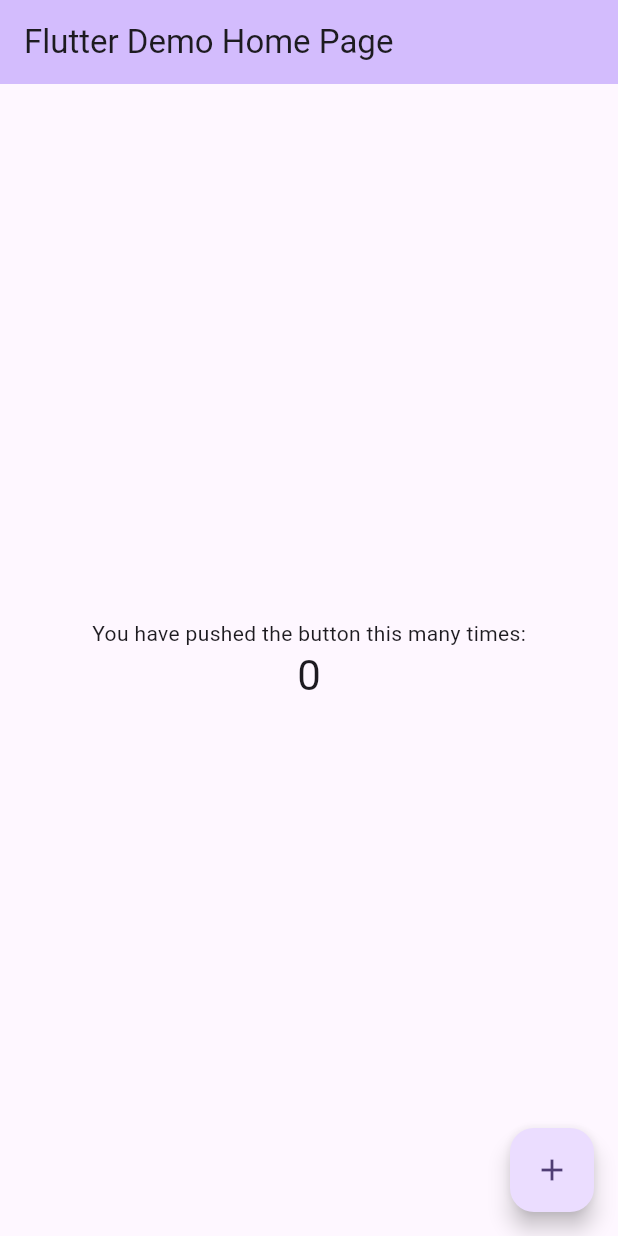
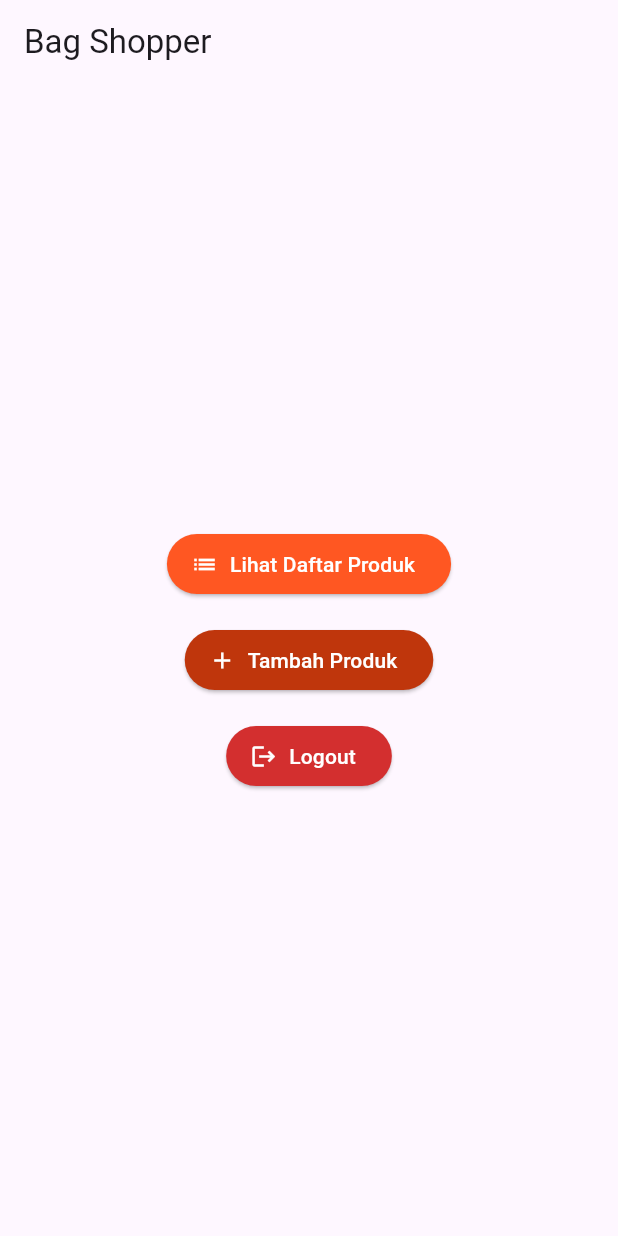
Before and after one commit to bberliana/e-commerce-mobile, a Flutter app: the screen it shows after launch, on a phone screen of 412 x 824 dp. Run offline on Flutter 3.47's test engine with Material 3 defaults, Android fonts, the phone set to English and light mode, and no system bars.

Commit message:
finish tugas 7

```diff
--- a/lib/main.dart
+++ b/lib/main.dart
@@ -1,4 +1,5 @@
 import 'package:flutter/material.dart';
+import 'package:e_commerce/menu.dart';
 
 void main() {
   runApp(const MyApp());
@@ -31,95 +32,7 @@ class MyApp extends StatelessWidget {
         colorScheme: ColorScheme.fromSeed(seedColor: Colors.deepPurple),
         useMaterial3: true,
       ),
-      home: const MyHomePage(title: 'Flutter Demo Home Page'),
+      home: MyHomePage(),
     );
   }
 }
-
-class MyHomePage extends StatefulWidget {
-  const MyHomePage({super.key, required this.title});
-
-  // This widget is the home page of your application. It is stateful, meaning
-  // that it has a State object (defined below) that contains fields that affect
-  // how it looks.
-
-  // This class is the configuration for the state. It holds the values (in this
-  // case the title) provided by the parent (in this case the App widget) and
-  // used by the build method of the State. Fields in a Widget subclass are
-  // always marked "final".
-
-  final String title;
-
-  @override
-  State<MyHomePage> createState() => _MyHomePageState();
-}
-
-class _MyHomePageState extends State<MyHomePage> {
-  int _counter = 0;
-
-  void _incrementCounter() {
-    setState(() {
-      // This call to setState tells the Flutter framework that something has
-      // changed in this State, which causes it to rerun the build method below
-      // so that the display can reflect the updated values. If we changed
-      // _counter without calling setState(), then the build method would not be
-      // called again, and so nothing would appear to happen.
-      _counter++;
-    });
-  }
-
-  @override
-  Widget build(BuildContext context) {
-    // This method is rerun every time setState is called, for instance as done
-    // by the _incrementCounter method above.
-    //
-    // The Flutter framework has been optimized to make rerunning build methods
-    // fast, so that you can just rebuild anything that needs updating rather
-    // than having to individually change instances of widgets.
-    return Scaffold(
-      appBar: AppBar(
-        // TRY THIS: Try changing the color here to a specific color (to
-        // Colors.amber, perhaps?) and trigger a hot reload to see the AppBar
-        // change color while the other colors stay the same.
-        backgroundColor: Theme.of(context).colorScheme.inversePrimary,
-        // Here we take the value from the MyHomePage object that was created by
-        // the App.build method, and use it to set our appbar title.
-        title: Text(widget.title),
-      ),
-      body: Center(
-        // Center is a layout widget. It takes a single child and positions it
-        // in the middle of the parent.
-        child: Column(
-          // Column is also a layout widget. It takes a list of children and
-          // arranges them vertically. By default, it sizes itself to fit its
-          // children horizontally, and tries to be as tall as its parent.
-          //
-          // Column has various properties to control how it sizes itself and
-          // how it positions its children. Here we use mainAxisAlignment to
-          // center the children vertically; the main axis here is the vertical
-          // axis because Columns are vertical (the cross axis would be
-          // horizontal).
-          //
-          // TRY THIS: Invoke "debug painting" (choose the "Toggle Debug Paint"
-          // action in the IDE, or press "p" in the console), to see the
-          // wireframe for each widget.
-          mainAxisAlignment: MainAxisAlignment.center,
-          children: <Widget>[
-            const Text(
-              'You have pushed the button this many times:',
-            ),
-            Text(
-              '$_counter',
-              style: Theme.of(context).textTheme.headlineMedium,
-            ),
-          ],
-        ),
-      ),
-      floatingActionButton: FloatingActionButton(
-        onPressed: _incrementCounter,
-        tooltip: 'Increment',
-        child: const Icon(Icons.add),
-      ), // This trailing comma makes auto-formatting nicer for build methods.
-    );
-  }
-}
--- /dev/null
+++ b/lib/menu.dart
@@ -0,0 +1,68 @@
+import 'package:flutter/material.dart';
+
+class MyHomePage extends StatelessWidget {
+  MyHomePage({super.key});
+
+  @override
+  Widget build(BuildContext context) {
+    return Scaffold(
+      appBar: AppBar(
+        title: Text("Bag Shopper"),
+      ),
+      body: Center(
+        child: Column(
+          mainAxisAlignment: MainAxisAlignment.center,
+          children: [
+            ElevatedButton.icon(
+              onPressed: () {
+                ScaffoldMessenger.of(context).showSnackBar(
+                  SnackBar(
+                    content: Text("Kamu telah menekan tombol Lihat Daftar Produk"),
+                  ),
+                );
+              },
+              icon: Icon(Icons.list),
+              label: Text("Lihat Daftar Produk"),
+              style: ElevatedButton.styleFrom(
+                backgroundColor: Colors.deepOrange,
+                foregroundColor: Colors.white,
+              ),
+            ),
+            SizedBox(height: 16),
+            ElevatedButton.icon(
+              onPressed: () {
+                ScaffoldMessenger.of(context).showSnackBar(
+                  SnackBar(
+                    content: Text("Kamu telah menekan tombol Tambah Produk"),
+                  ),
+                );
+              },
+              icon: Icon(Icons.add),
+              label: Text("Tambah Produk"),
+              style: ElevatedButton.styleFrom(
+                backgroundColor: Colors.deepOrange[900],
+                foregroundColor: Colors.white,
+              ),
+            ),
+            SizedBox(height: 16),
+            ElevatedButton.icon(
+              onPressed: () {
+                ScaffoldMessenger.of(context).showSnackBar(
+                  SnackBar(
+                    content: Text("Kamu telah menekan tombol Logout"),
+                  ),
+                );
+              },
+              icon: Icon(Icons.logout),
+              label: Text("Logout"),
+              style: ElevatedButton.styleFrom(
+                backgroundColor: Colors.red[700],
+                foregroundColor: Colors.white,
+              ),
+            ),
+          ],
+        ),
+      ),
+    );
+  }
+}
```
Also changed, not shown: 1 other file.
